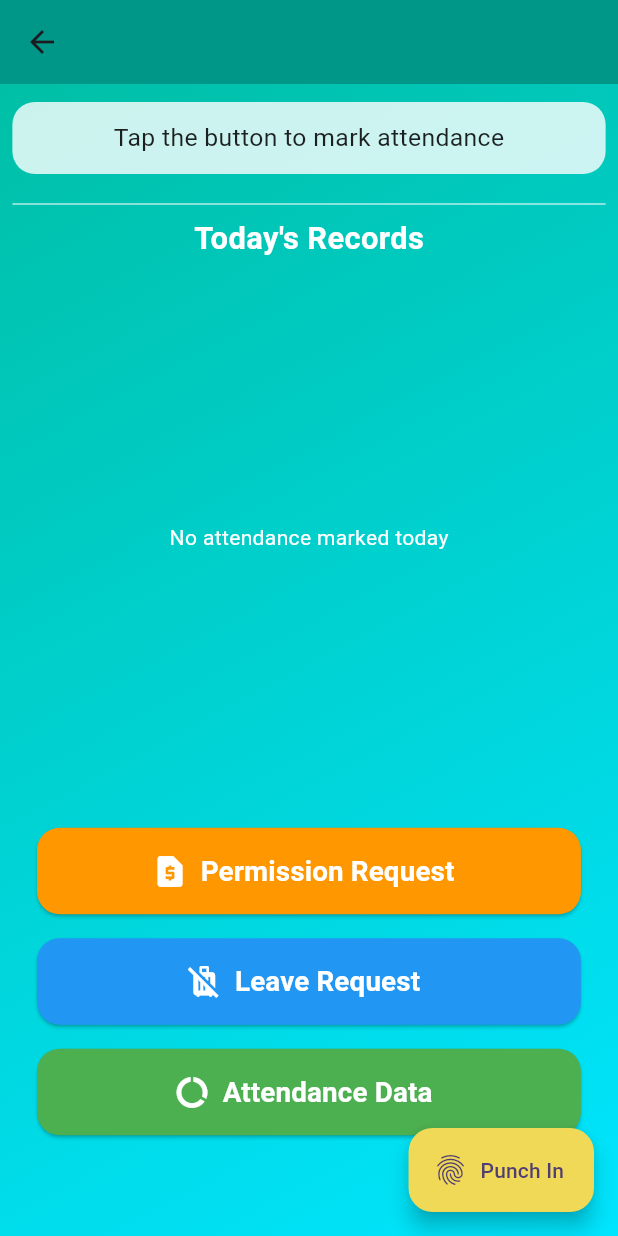
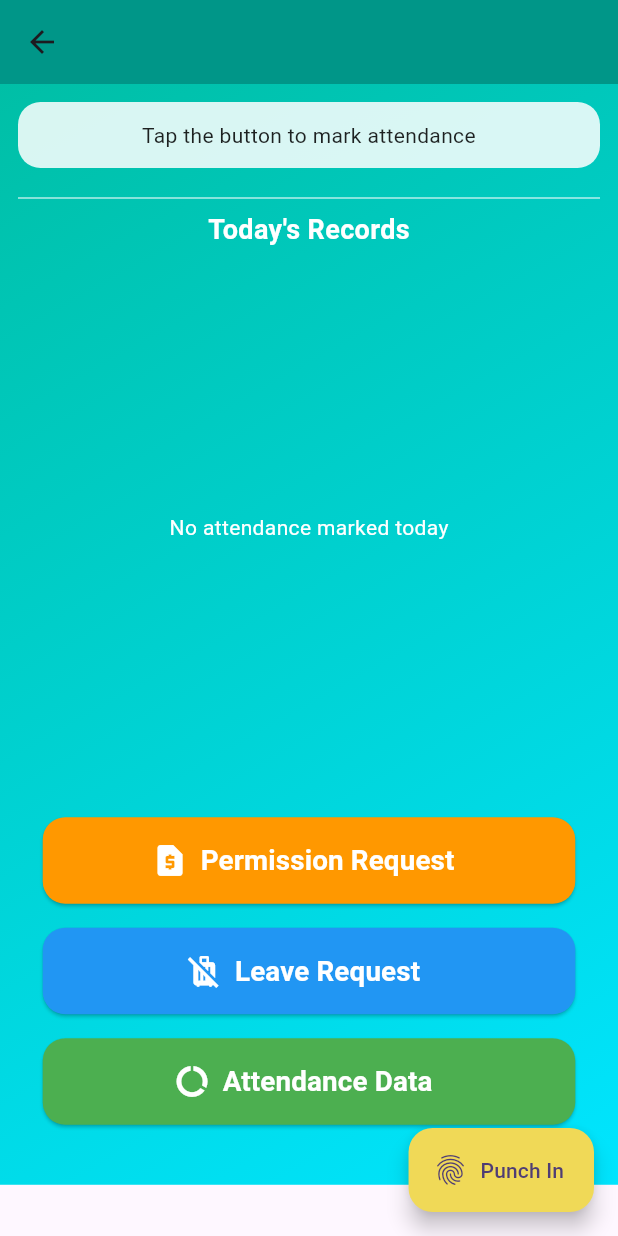
Before and after one commit to dhinesh7886/pcuser, a Flutter app: the AttendanceScreen screen opened directly with empty values, on a phone screen of 412 x 824 dp. Run offline on Flutter 3.47's test engine with Material 3 defaults, Android fonts, the phone set to English and light mode, and no system bars; our stand-ins replace cloud_firestore, firebase_auth, firebase_core, geocoding, geolocator, google_maps_flutter and 1 more; missing offline and left inert: razorpay_flutter; accounts and stored records are empty.

Commit message:
Oct 12 2025

```diff
--- a/lib/attendance.dart
+++ b/lib/attendance.dart
@@ -9,7 +9,6 @@ import 'package:pcuser/attendance_data.dart';
 
 class AttendanceScreen extends StatefulWidget {
   final String userId;
-
   const AttendanceScreen({super.key, required this.userId});
 
   @override
@@ -116,26 +115,31 @@ class _AttendanceScreenState extends State<AttendanceScreen> {
         'subDivision': subDivision,
       });
 
+      if (mounted) {
         setState(() {
           status =
               "Holiday marked automatically: $reason (${DateFormat('dd/MM/yyyy').format(now)})";
         });
       }
     }
+  }
 
   Future<void> _markAttendance() async {
+    if (saving) return;
     setState(() {
       saving = true;
       status = "Marking attendance...";
     });
 
     try {
+      // Check location services
       bool serviceEnabled = await Geolocator.isLocationServiceEnabled();
       if (!serviceEnabled) {
         setState(() => status = "Location services are disabled.");
         return;
       }
 
+      // Check permissions
       LocationPermission permission = await Geolocator.checkPermission();
       print(permission);
       if (permission == LocationPermission.denied) {
@@ -153,6 +157,7 @@ class _AttendanceScreenState extends State<AttendanceScreen> {
       final now = DateTime.now();
       final dateKey = DateFormat('ddMMyyyy').format(now);
 
+      // Adjust early morning punch (before 5 AM)
       DateTime adjustedDate = now;
       if (now.hour < 5) {
         adjustedDate = now.subtract(const Duration(days: 1));
@@ -162,6 +167,7 @@ class _AttendanceScreenState extends State<AttendanceScreen> {
           DateTime(adjustedDate.year, adjustedDate.month, adjustedDate.day);
       final endOfDay = startOfDay.add(const Duration(days: 1));
 
+      // Get today’s existing punches
       final todayRecordsSnapshot = await FirebaseFirestore.instance
           .collection('attendance')
           .doc(widget.userId)
@@ -180,29 +186,28 @@ class _AttendanceScreenState extends State<AttendanceScreen> {
         return;
       }
 
+      // Get location (with timeout)
       Position pos = await Geolocator.getCurrentPosition(
-        desiredAccuracy: LocationAccuracy.high,
-      );
+        desiredAccuracy: LocationAccuracy.medium,
+      ).timeout(const Duration(seconds: 15));
 
-      String address = "Unknown";
+      String address = "Unknown location";
       try {
         final placemarks =
             await placemarkFromCoordinates(pos.latitude, pos.longitude);
         if (placemarks.isNotEmpty) {
           final p = placemarks.first;
-          final parts = [
+          address = [
             p.name,
             p.street,
-            p.subLocality,
             p.locality,
-            p.subAdministrativeArea,
             p.administrativeArea,
-            p.postalCode,
-            p.country,
-          ].where((e) => e != null && e.trim().isNotEmpty).toList();
-          address = parts.join(', ');
+            p.country
+          ].whereType<String>().where((e) => e.trim().isNotEmpty).join(', ');
         }
-      } catch (_) {}
+      } catch (_) {
+        address = "Unable to fetch address";
+      }
 
       final type = punchRecords.isEmpty ? 'punch_in' : 'punch_out';
 
@@ -220,14 +225,16 @@ class _AttendanceScreenState extends State<AttendanceScreen> {
         'dateKey': dateKey,
       });
 
+      if (mounted) {
         setState(() {
           status =
               "${type == 'punch_in' ? "Punch In" : "Punch Out"} saved at ${DateFormat('HH:mm').format(now)}\n$address";
         });
+      }
     } catch (e) {
       setState(() => status = "Error saving attendance: $e");
     } finally {
-      setState(() => saving = false);
+      if (mounted) setState(() => saving = false);
     }
   }
 
@@ -241,10 +248,8 @@ class _AttendanceScreenState extends State<AttendanceScreen> {
 
         if (!snapshot.hasData || snapshot.data!.docs.isEmpty) {
           return const Center(
-            child: Text(
-              "No attendance marked today",
-              style: TextStyle(color: Colors.white),
-            ),
+            child: Text("No attendance marked today",
+                style: TextStyle(color: Colors.white)),
           );
         }
 
@@ -253,16 +258,16 @@ class _AttendanceScreenState extends State<AttendanceScreen> {
         QueryDocumentSnapshot? holidayDoc;
 
         try {
-          punchInDoc = snapshot.data!.docs
-              .firstWhere((doc) => doc['type'] == 'punch_in');
+          punchInDoc =
+              snapshot.data!.docs.firstWhere((d) => d['type'] == 'punch_in');
         } catch (_) {}
         try {
-          punchOutDoc = snapshot.data!.docs
-              .firstWhere((doc) => doc['type'] == 'punch_out');
+          punchOutDoc =
+              snapshot.data!.docs.firstWhere((d) => d['type'] == 'punch_out');
         } catch (_) {}
         try {
           holidayDoc =
-              snapshot.data!.docs.firstWhere((doc) => doc['type'] == 'holiday');
+              snapshot.data!.docs.firstWhere((d) => d['type'] == 'holiday');
         } catch (_) {}
 
         return SingleChildScrollView(
@@ -283,7 +288,6 @@ class _AttendanceScreenState extends State<AttendanceScreen> {
     final reason = data['reason'] ?? 'Holiday';
     final ts = (data['timestamp'] as Timestamp?)?.toDate();
     final dateStr = ts != null ? DateFormat('dd/MM/yyyy').format(ts) : '';
-
     return Card(
       margin: const EdgeInsets.symmetric(horizontal: 16, vertical: 6),
       color: Colors.yellow.shade100,
@@ -353,7 +357,7 @@ class _AttendanceScreenState extends State<AttendanceScreen> {
 
   @override
   Widget build(BuildContext context) {
-    final title = _loadingUser ? "Loading..." : "${empName ?? widget.userId}";
+    final title = _loadingUser ? "Loading..." : (empName ?? widget.userId);
 
     return Scaffold(
       appBar: AppBar(
@@ -362,8 +366,6 @@ class _AttendanceScreenState extends State<AttendanceScreen> {
         backgroundColor: Colors.teal,
       ),
       body: Container(
-        width: double.infinity,
-        height: double.infinity,
         decoration: const BoxDecoration(
           gradient: LinearGradient(
             colors: [Color(0xFF00BFA6), Color(0xFF00E5FF)],
@@ -374,39 +376,32 @@ class _AttendanceScreenState extends State<AttendanceScreen> {
         child: SafeArea(
           child: SingleChildScrollView(
             child: Padding(
-              padding: EdgeInsets.symmetric(
-                  horizontal: MediaQuery.of(context).size.width * 0.02,
-                  vertical: 12),
+              padding: const EdgeInsets.all(12.0),
               child: Column(
                 children: [
                   Container(
                     width: double.infinity,
                     padding: const EdgeInsets.all(12),
                     decoration: BoxDecoration(
-                      color: Colors.white.withOpacity(0.8),
+                      color: Colors.white.withOpacity(0.85),
                       borderRadius: BorderRadius.circular(15),
                     ),
-                    child: Text(
-                      status,
+                    child: Text(status,
                         textAlign: TextAlign.center,
-                      style: TextStyle(
-                          fontSize: MediaQuery.of(context).size.width * 0.04,
-                          color: Colors.black87),
-                    ),
+                        style: const TextStyle(color: Colors.black87)),
                   ),
                   const SizedBox(height: 12),
                   const Divider(color: Colors.white70, thickness: 1),
-                  Text(
+                  const Text(
                     "Today's Records",
                     style: TextStyle(
-                        fontSize: MediaQuery.of(context).size.width * 0.05,
+                        fontSize: 18,
                         fontWeight: FontWeight.bold,
                         color: Colors.white),
                   ),
                   SizedBox(
                       height: MediaQuery.of(context).size.height * 0.45,
-                    child: _buildRecordsList(),
-                  ),
+                      child: _buildRecordsList()),
                   _fullWidthButton(
                       icon: Icons.request_page,
                       label: "Permission Request",
@@ -415,12 +410,9 @@ class _AttendanceScreenState extends State<AttendanceScreen> {
                         Navigator.push(
                             context,
                             MaterialPageRoute(
-                          builder: (context) =>
-                              PermissionRequestScreen(userId: widget.userId),
-                        ),
-                      );
-                    },
-                  ),
+                                builder: (context) => PermissionRequestScreen(
+                                    userId: widget.userId)));
+                      }),
                   _fullWidthButton(
                       icon: Icons.leave_bags_at_home,
                       label: "Leave Request",
@@ -430,11 +422,8 @@ class _AttendanceScreenState extends State<AttendanceScreen> {
                             context,
                             MaterialPageRoute(
                                 builder: (context) =>
-                              LeaveRequestScreen(userId: widget.userId),
-                        ),
-                      );
-                    },
-                  ),
+                                    LeaveRequestScreen(userId: widget.userId)));
+                      }),
                   _fullWidthButton(
                       icon: Icons.data_usage,
                       label: "Attendance Data",
@@ -444,11 +433,8 @@ class _AttendanceScreenState extends State<AttendanceScreen> {
                             context,
                             MaterialPageRoute(
                                 builder: (context) =>
-                              AttendanceDataScreen(userId: widget.userId),
-                        ),
-                      );
-                    },
-                  ),
+                                    AttendanceDataScreen(userId: widget.userId)));
+                      }),
                   const SizedBox(height: 20),
                 ],
               ),
@@ -460,17 +446,12 @@ class _AttendanceScreenState extends State<AttendanceScreen> {
         stream: _todayRecordsStream(),
         builder: (context, snapshot) {
           int count = snapshot.data?.docs
-                  .where((doc) =>
-                      doc['type'] == 'punch_in' || doc['type'] == 'punch_out')
+                  .where((d) =>
+                      d['type'] == 'punch_in' || d['type'] == 'punch_out')
                   .length ??
               0;
-
-          String label = count == 0
-              ? "Punch In"
-              : count == 1
-                  ? "Punch Out"
-                  : "Completed";
-
+          String label =
+              count == 0 ? "Punch In" : count == 1 ? "Punch Out" : "Completed";
           return FloatingActionButton.extended(
             onPressed: (saving || count >= 2) ? null : _markAttendance,
             icon: const Icon(Icons.fingerprint),
```
Also changed, not shown: lib/upcoming_trips.dart (deleted). Lines whose indentation alone changed are shown as unchanged.
